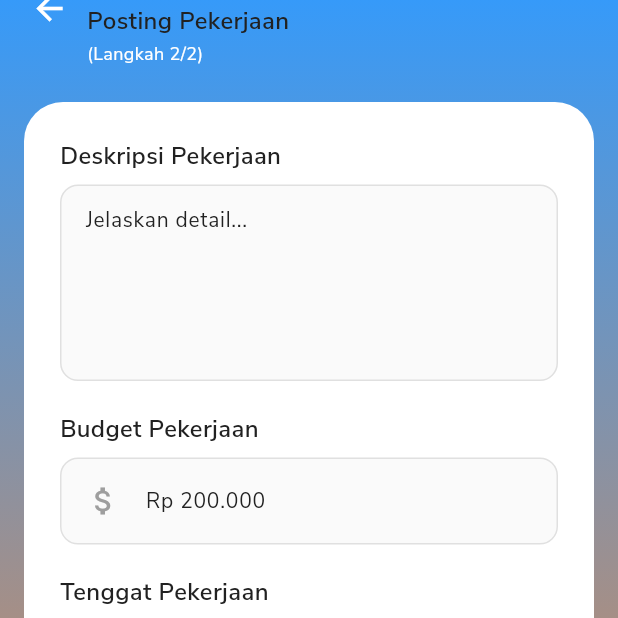
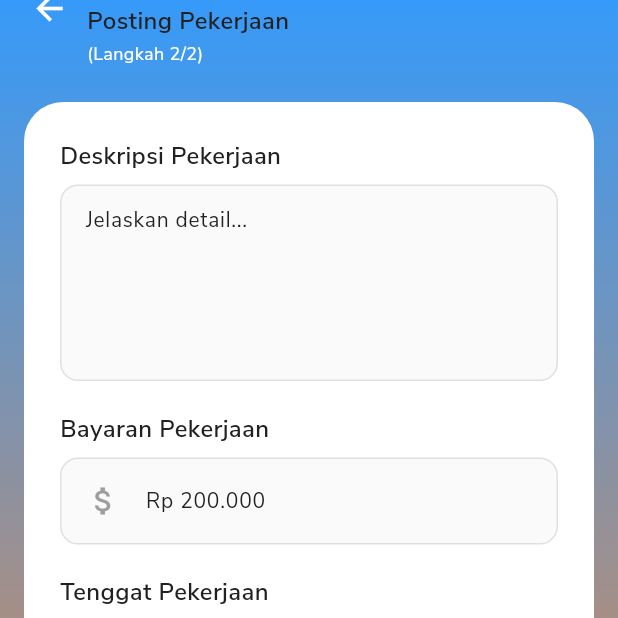
Before and after one commit to FathanBagas07/Satursun-Freelance-Mobile, a Flutter app: the JobPostSecondScreenKlien screen opened by its route, scrolled down 49 dp, on a phone screen of 412 x 824 dp, the top half of it. Run offline on Flutter 3.47's test engine with Material 3 defaults, Android fonts, the light colour scheme and no system bars; our stand-ins replace cloud_firestore, firebase_auth, firebase_core, go_router, google_sign_in; accounts and stored records are empty.

Commit message:
Refactor: change text

```diff
--- a/lib/modules/client/screens/job_post_second_screen_klien.dart
+++ b/lib/modules/client/screens/job_post_second_screen_klien.dart
@@ -114,7 +114,7 @@ class _JobPostSecondScreenKlienState extends State<JobPostSecondScreenKlien> {
         children: [
           _buildField("Deskripsi Pekerjaan", _deskripsiController, maxLines: 5, hint: "Jelaskan detail..."),
           const SizedBox(height: 20),
-          _buildField("Budget Pekerjaan", _budgetController, hint: "Rp 200.000", isNumber: true, icon: Icons.attach_money),
+          _buildField("Bayaran Pekerjaan", _budgetController, hint: "Rp 200.000", isNumber: true, icon: Icons.attach_money),
           const SizedBox(height: 20),
           _buildField("Tenggat Pekerjaan", _tenggatController, hint: "10 Hari", icon: Icons.calendar_today),
         ],
```
